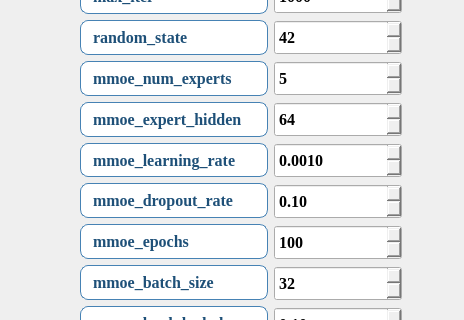
This is ui/algorithms9_MMOE_para.ui in azhongege24/predict_first as Qt 5 draws it before an edit; both pictures show x 0 to 464 and y 82 to 402 of the 464 by 574 pixel window. The edited form follows.
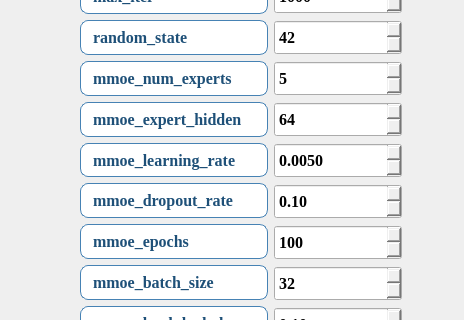
This is the edited form.

Patch:
```diff
--- a/ui/algorithms9_MMOE_para.ui
+++ b/ui/algorithms9_MMOE_para.ui
@@ -542,7 +542,7 @@
           <number>4</number>
          </property>
          <property name="value">
-          <double>0.001000000000000</double>
+          <double>0.005000000000000</double>
          </property>
         </widget>
        </item>
```
